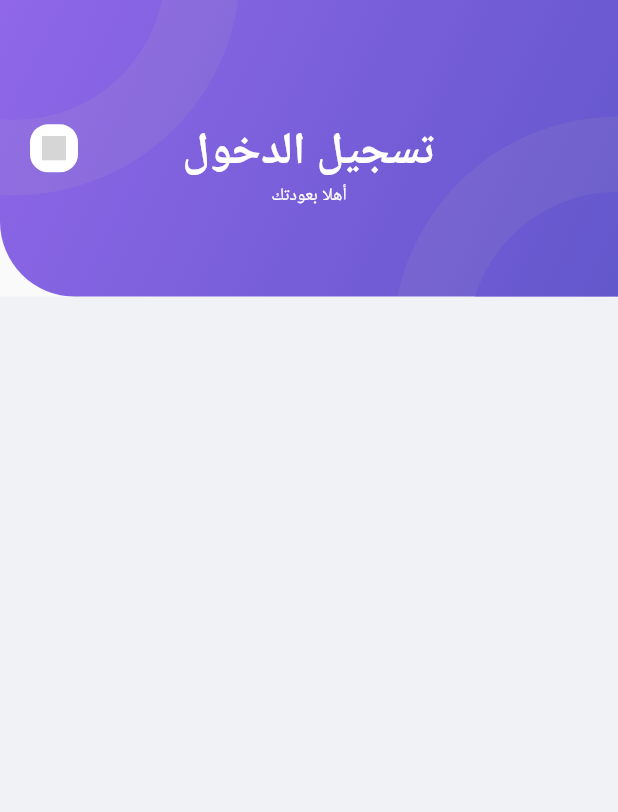
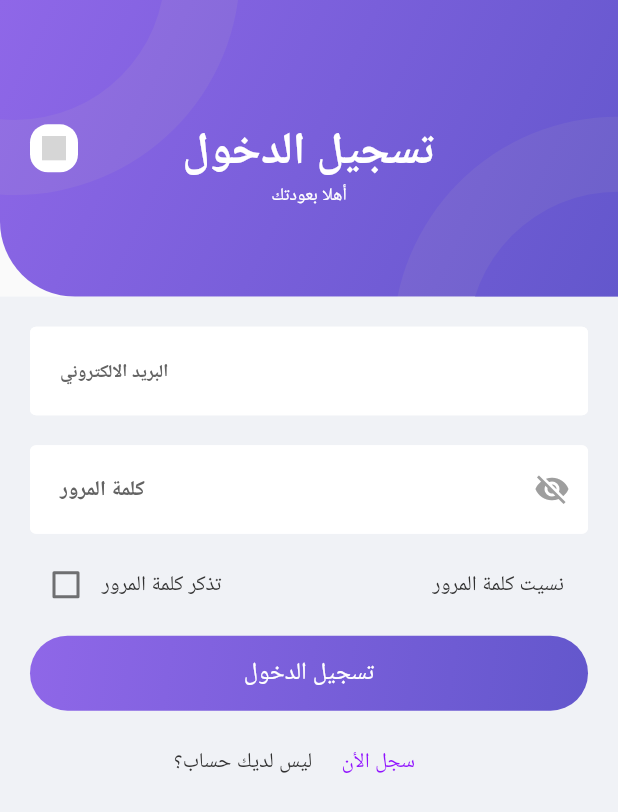
Before and after one commit to mmdissam/Jameia---Flutter, a Flutter app: the screen it shows after launch, on a phone screen of 412 x 824 dp. Shown: the top 812 px of the screen. Run offline on Flutter 3.47's test engine with Material 2 defaults, Android fonts, the phone set to English and light mode, and no system bars; our stand-ins replace flutter_svg, google_fonts; Roboto replaces fonts that are missing (Cairo); grey boxes are pictures that could not be loaded.

Commit message:
add login screen and shared gradient button

```diff
--- a/lib/main.dart
+++ b/lib/main.dart
@@ -2,6 +2,7 @@ import 'package:flutter/cupertino.dart';
 import 'package:flutter/material.dart';
 import 'package:flutter_localizations/flutter_localizations.dart';
 import 'package:google_fonts/google_fonts.dart';
+import 'package:jameiaapps/constants.dart';
 import 'package:jameiaapps/lang/app_locale.dart';
 import 'package:jameiaapps/screens/login/login.dart';
 import 'package:jameiaapps/screens/on_boarding/on_boarding.dart';
--- a/lib/screens/login/login.dart
+++ b/lib/screens/login/login.dart
@@ -1,8 +1,8 @@
 import 'package:flutter/cupertino.dart';
 import 'package:flutter/material.dart';
-import 'file:///C:/Users/NiMo-/AndroidStudioProjects/jameia_apps/lib/shared_ui/app_bar/shared_appBar.dart';
-
-import '../../constants.dart';
+import 'package:jameiaapps/constants.dart';
+import 'package:jameiaapps/shared_ui/app_bar/shared_appBar.dart';
+import 'package:jameiaapps/shared_ui/button/gradient_button.dart';
 
 class Login extends StatefulWidget {
   @override
@@ -10,19 +10,196 @@ class Login extends StatefulWidget {
 }
 
 class _LoginState extends State<Login> {
+  TextEditingController _emailController;
+  TextEditingController _passwordController;
+  Key _key = GlobalKey<FormState>();
+  bool _obscureText = true;
+  bool checkVal = false;
+
+  @override
+  void initState() {
+    super.initState();
+    _emailController = TextEditingController();
+    _passwordController = TextEditingController();
+  }
+
+  @override
+  void dispose() {
+    super.dispose();
+    _emailController.dispose();
+    _passwordController.dispose();
+  }
 
   @override
   Widget build(BuildContext context) {
     return Scaffold(
       body: Column(
         children: <Widget>[
-          SharedAppBar(title: 'تسجيل الدخول',subtitle: 'أهلا بعودتك'),
+          SharedAppBar(title: 'تسجيل الدخول', subtitle: 'أهلا بعودتك'),
           Expanded(
-              child: Container(
-            color: kBackgroundColor,
-          )),
+            child: Container(
+                width: double.infinity,
+                height: double.infinity,
+                color: kBackgroundColor,
+                child: _form(context)),
+          ),
         ],
       ),
     );
   }
+
+  Widget _form(BuildContext context) {
+    return Align(
+      alignment: Alignment.topCenter,
+      child: SingleChildScrollView(
+        child: Form(
+          key: _key,
+          child: Padding(
+            padding: EdgeInsets.symmetric(horizontal: kDefaultPadding),
+            child: Column(
+              crossAxisAlignment: CrossAxisAlignment.center,
+              // To make Column widgets start from below
+              mainAxisAlignment: MainAxisAlignment.end,
+              children: <Widget>[
+                _emailForm(context),
+                _passwordForm(context),
+                _rowOfRememberAndForgetPassword(context),
+                _signInButton(context),
+                _rowOfCreateAnAccount(context),
+              ],
+            ),
+          ),
+        ),
+      ),
+    );
+  }
+
+  Widget _emailForm(BuildContext context) {
+    return Padding(
+      padding: EdgeInsets.symmetric(vertical: kDefaultPadding),
+      child: TextFormField(
+        style: TextStyle(color: Colors.black, fontWeight: FontWeight.bold),
+        keyboardType: TextInputType.emailAddress,
+        controller: _emailController,
+        decoration: InputDecoration(
+          contentPadding: EdgeInsets.symmetric(
+              horizontal: kDefaultPadding, vertical: kDefaultPadding),
+          fillColor: Colors.white,
+          filled: true,
+          hintText: 'البريد الالكتروني',
+          hintStyle: TextStyle(
+            color: Color(0XFF636363),
+            fontSize: 12,
+          ),
+          enabledBorder:
+              OutlineInputBorder(borderSide: BorderSide(color: Colors.white)),
+          border:
+              OutlineInputBorder(borderSide: BorderSide(color: Colors.white)),
+          focusedBorder: OutlineInputBorder(
+              borderSide: BorderSide(color: Colors.blue.shade700)),
+//          labelText: 'البريد الالكتروني',
+//          labelStyle: TextStyle(
+//            color: Color(0XFF636363),
+//            fontSize: 12,
+//          ),
+        ),
+      ),
+    );
+  }
+
+  Widget _passwordForm(BuildContext context) {
+    return Padding(
+      padding: EdgeInsets.only(bottom: kDefaultPadding/2),
+      child: TextFormField(
+        style: TextStyle(color: Colors.black, fontWeight: FontWeight.bold),
+        controller: _passwordController,
+        obscureText: _obscureText,
+        decoration: InputDecoration(
+          contentPadding: EdgeInsets.symmetric(
+              horizontal: kDefaultPadding, vertical: kDefaultPadding),
+          fillColor: Colors.white,
+          filled: true,
+          suffixIcon: IconButton(
+            onPressed: () {
+              setState(() {
+                _obscureText = !_obscureText;
+              });
+            },
+            icon: Icon(
+              _obscureText ? Icons.visibility_off : Icons.remove_red_eye,
+              color: Colors.grey.shade500,
+            ),
+          ),
+          alignLabelWithHint: true,
+          hintText: 'كلمة المرور',
+          hintStyle: TextStyle(
+              color: Color(0XFF636363),
+              fontSize: 14,
+              fontWeight: FontWeight.bold),
+          enabledBorder:
+              OutlineInputBorder(borderSide: BorderSide(color: Colors.white)),
+          border:
+              OutlineInputBorder(borderSide: BorderSide(color: Colors.white)),
+          focusedBorder: OutlineInputBorder(
+              borderSide: BorderSide(color: Colors.blue.shade700)),
+        ),
+      ),
+    );
+  }
+
+  Widget _signInButton(BuildContext context) {
+    return Padding(
+      padding: EdgeInsets.symmetric(vertical: kDefaultPadding/2),
+      child: gradientButton(context,'تسجيل الدخول'),
+    );
+  }
+
+  Widget _rowOfCreateAnAccount(BuildContext context) {
+    return Row(
+      mainAxisAlignment: MainAxisAlignment.center,
+      children: <Widget>[
+        Text(
+          'ليس لديك حساب؟',
+          style: TextStyle(color:Color(0XFF313131), fontSize: 14),
+        ),
+        FlatButton(
+          onPressed: () {},
+          child: Text(
+            'سجل الأن',
+            style: TextStyle(fontSize: 14, color: Color(0XFF9013FE)),
+          ),
+        ),
+      ],
+    );
+  }
+
+ Widget _rowOfRememberAndForgetPassword(BuildContext context) {
+    return Row(
+      mainAxisAlignment: MainAxisAlignment.spaceBetween,
+      children: <Widget>[
+        Row(
+          children: <Widget>[
+            Checkbox(
+              checkColor: Color(0XFF6155CC),
+              activeColor: Colors.white,
+              value: checkVal,
+              onChanged: (bool value) {
+                setState(() {
+                  checkVal = value;
+                });
+              },
+            ),
+            Text('تذكر كلمة المرور',style: TextStyle(color: Color(0XFF313131)),),
+          ],
+        ),
+        FlatButton(
+          onPressed: () {},
+          child: Text(
+            'نسيت كلمة المرور',
+            style: TextStyle(fontSize: 14, color: Color(0XFF313131)),
+          ),
+        ),
+      ],
+    );
+ }
 }
--- /dev/null
+++ b/lib/shared_ui/button/gradient_button.dart
@@ -0,0 +1,22 @@
+import 'package:flutter/material.dart';
+import 'package:jameiaapps/constants.dart';
+
+Widget gradientButton(BuildContext context, String nameButton){
+  return Container(
+    decoration: BoxDecoration(
+      gradient: kGradient,
+      borderRadius: BorderRadius.all(Radius.circular(25)),
+    ),
+    child: MaterialButton(
+      onPressed: () {},
+      child: Text(
+        nameButton,
+        style: TextStyle(color: Colors.white,fontSize: 16),
+      ),
+      minWidth: double.infinity,
+      height: 50,
+      shape: RoundedRectangleBorder(
+          borderRadius: BorderRadius.all(Radius.circular(25))),
+    ),
+  );
+}
```
Also changed, not shown: lib/screens/sign_in/sign_in.dart (added).
